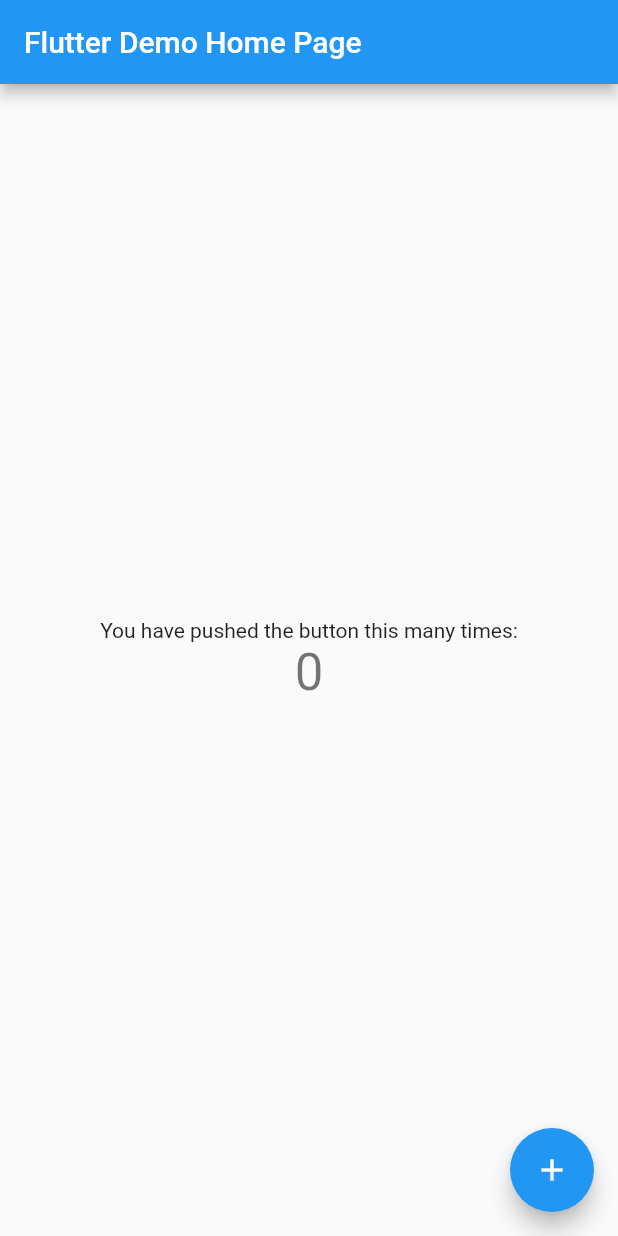
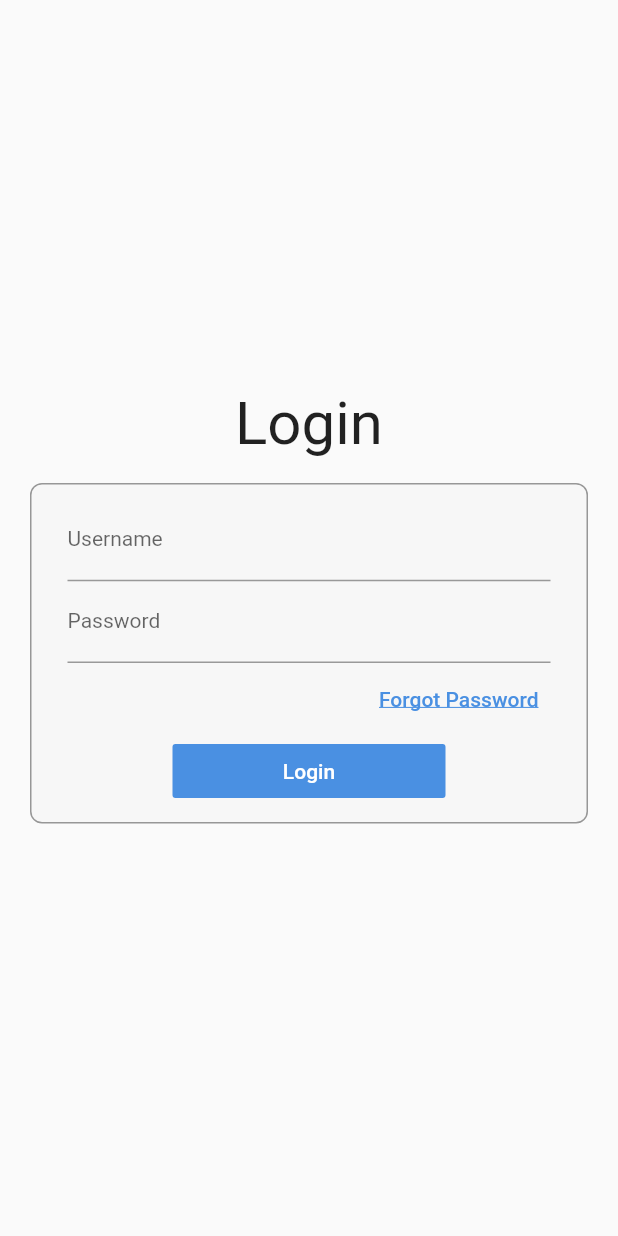
Before and after one commit to bobunmeng/mytravelplan, a Flutter app: the screen it shows after launch, on a phone screen of 412 x 824 dp. Run offline on Flutter 3.47's test engine with Material 2 defaults, Android fonts, the phone set to English and light mode, and no system bars; our stand-ins replace bloc, equatable, flutter_bloc.

Commit message:
sample project set up

```diff
--- a/lib/main.dart
+++ b/lib/main.dart
@@ -1,3 +1,5 @@
+import 'package:MyTravelPlan/src/routes/Routers.dart';
+import 'package:MyTravelPlan/src/routes/Routes.dart';
 import 'package:flutter/material.dart';
 
 void main() {
@@ -5,113 +7,14 @@ void main() {
 }
 
 class MyApp extends StatelessWidget {
-  // This widget is the root of your application.
   @override
   Widget build(BuildContext context) {
     return MaterialApp(
-      title: 'Flutter Demo',
       theme: ThemeData(
-        // This is the theme of your application.
-        //
-        // Try running your application with "flutter run". You'll see the
-        // application has a blue toolbar. Then, without quitting the app, try
-        // changing the primarySwatch below to Colors.green and then invoke
-        // "hot reload" (press "r" in the console where you ran "flutter run",
-        // or simply save your changes to "hot reload" in a Flutter IDE).
-        // Notice that the counter didn't reset back to zero; the application
-        // is not restarted.
-        primarySwatch: Colors.blue,
-        // This makes the visual density adapt to the platform that you run
-        // the app on. For desktop platforms, the controls will be smaller and
-        // closer together (more dense) than on mobile platforms.
-        visualDensity: VisualDensity.adaptivePlatformDensity,
+        primarySwatch: Colors.blue
       ),
-      home: MyHomePage(title: 'Flutter Demo Home Page'),
+      onGenerateRoute: Routers.generateRoute,
+      initialRoute: homeRoute,
     );
   }
 }
-
-class MyHomePage extends StatefulWidget {
-  MyHomePage({Key key, this.title}) : super(key: key);
-
-  // This widget is the home page of your application. It is stateful, meaning
-  // that it has a State object (defined below) that contains fields that affect
-  // how it looks.
-
-  // This class is the configuration for the state. It holds the values (in this
-  // case the title) provided by the parent (in this case the App widget) and
-  // used by the build method of the State. Fields in a Widget subclass are
-  // always marked "final".
-
-  final String title;
-
-  @override
-  _MyHomePageState createState() => _MyHomePageState();
-}
-
-class _MyHomePageState extends State<MyHomePage> {
-  int _counter = 0;
-
-  void _incrementCounter() {
-    setState(() {
-      // This call to setState tells the Flutter framework that something has
-      // changed in this State, which causes it to rerun the build method below
-      // so that the display can reflect the updated values. If we changed
-      // _counter without calling setState(), then the build method would not be
-      // called again, and so nothing would appear to happen.
-      _counter++;
-    });
-  }
-
-  @override
-  Widget build(BuildContext context) {
-    // This method is rerun every time setState is called, for instance as done
-    // by the _incrementCounter method above.
-    //
-    // The Flutter framework has been optimized to make rerunning build methods
-    // fast, so that you can just rebuild anything that needs updating rather
-    // than having to individually change instances of widgets.
-    return Scaffold(
-      appBar: AppBar(
-        // Here we take the value from the MyHomePage object that was created by
-        // the App.build method, and use it to set our appbar title.
-        title: Text(widget.title),
-      ),
-      body: Center(
-        // Center is a layout widget. It takes a single child and positions it
-        // in the middle of the parent.
-        child: Column(
-          // Column is also a layout widget. It takes a list of children and
-          // arranges them vertically. By default, it sizes itself to fit its
-          // children horizontally, and tries to be as tall as its parent.
-          //
-          // Invoke "debug painting" (press "p" in the console, choose the
-          // "Toggle Debug Paint" action from the Flutter Inspector in Android
-          // Studio, or the "Toggle Debug Paint" command in Visual Studio Code)
-          // to see the wireframe for each widget.
-          //
-          // Column has various properties to control how it sizes itself and
-          // how it positions its children. Here we use mainAxisAlignment to
-          // center the children vertically; the main axis here is the vertical
-          // axis because Columns are vertical (the cross axis would be
-          // horizontal).
-          mainAxisAlignment: MainAxisAlignment.center,
-          children: <Widget>[
-            Text(
-              'You have pushed the button this many times:',
-            ),
-            Text(
-              '$_counter',
-              style: Theme.of(context).textTheme.headline4,
-            ),
-          ],
-        ),
-      ),
-      floatingActionButton: FloatingActionButton(
-        onPressed: _incrementCounter,
-        tooltip: 'Increment',
-        child: Icon(Icons.add),
-      ), // This trailing comma makes auto-formatting nicer for build methods.
-    );
-  }
-}
--- /dev/null
+++ b/lib/src/bloc/auth/Auth.dart
@@ -0,0 +1,3 @@
+export 'AuthBloc.dart';
+export 'AuthEvent.dart';
+export 'AuthState.dart';
--- /dev/null
+++ b/lib/src/bloc/auth/AuthBloc.dart
@@ -0,0 +1,16 @@
+import 'package:bloc/bloc.dart';
+import 'AuthEvent.dart';
+import 'AuthState.dart';
+
+class AuthBloc extends Bloc<AuthEvent, AuthState> {
+
+  @override
+  AuthState get initialState => AuthInitState();
+
+  @override
+  Stream<AuthState> mapEventToState(AuthEvent event) async* {
+    if (event is AuthLoginEvent) {
+      yield AuthSuccessState();
+    }
+  }
+}
--- /dev/null
+++ b/lib/src/bloc/auth/AuthEvent.dart
@@ -0,0 +1,18 @@
+import 'package:equatable/equatable.dart';
+import 'package:meta/meta.dart';
+
+abstract class AuthEvent extends Equatable {
+
+  @override
+  List<Object> get props => [];
+}
+
+class AuthLoginEvent extends AuthEvent {
+  final String username;
+  final String password;
+
+  @override
+  List<Object> get props => [username, password];
+
+  AuthLoginEvent({@required this.username, @required this.password});
+}
--- /dev/null
+++ b/lib/src/bloc/auth/AuthState.dart
@@ -0,0 +1,28 @@
+import 'package:equatable/equatable.dart';
+
+class AuthState extends Equatable {
+
+  @override
+  List<Object> get props => [];
+}
+
+class AuthInitState extends AuthState {}
+
+class AuthLoginValidationState extends AuthState {
+  final String usernameError;
+  final String passwordError;
+
+  @override
+  List<Object> get props => [usernameError, passwordError];
+
+  AuthLoginValidationState({this.usernameError = '', this.passwordError: ''});
+}
+
+class AuthSuccessState extends AuthState {
+  final String message;
+
+  @override
+  List<Object> get props => [message];
+
+  AuthSuccessState({this.message =  ''});
+}
--- /dev/null
+++ b/lib/src/components/PTextField.dart
@@ -0,0 +1,44 @@
+import 'package:flutter/material.dart';
+import 'package:flutter/cupertino.dart';
+
+class PTextField extends StatelessWidget {
+  final String titleLabel;
+  final String placeholder;
+  final Function(String) onChanged;
+  final bool secureEntry;
+  final TextInputType keyboardType;
+  final FocusNode focusNode;
+  final TextEditingController controller;
+  final int maxLines;
+
+  PTextField(
+      {@required this.titleLabel,
+      this.placeholder,
+      this.onChanged,
+      this.secureEntry = false,
+      this.keyboardType = TextInputType.text,
+      this.focusNode,
+      this.controller,
+      this.maxLines})
+      : super();
+
+  @override
+  Widget build(BuildContext context) {
+    return Padding(
+      padding: const EdgeInsets.symmetric(
+        horizontal: 8.0,
+      ),
+      child: TextField(
+        obscureText: secureEntry,
+        decoration:
+            InputDecoration(labelText: titleLabel, hintText: placeholder),
+        onChanged: onChanged,
+        style: TextStyle(fontSize: 14.0),
+        keyboardType: keyboardType,
+        focusNode: focusNode,
+        controller: controller,
+        maxLines: maxLines ?? 1,
+      ),
+    );
+  }
+}
--- /dev/null
+++ b/lib/src/constants/ColorConstant.dart
@@ -0,0 +1,5 @@
+import 'package:flutter/material.dart';
+
+const Color colorDefaultButton = Color(0xFF4A90E2);
+const Color darkRedColor = Color(0xFF9A2323);
+const Color labelColor = Color.fromRGBO(66, 133, 244, 1.0);
--- /dev/null
+++ b/lib/src/constants/Strings.dart
@@ -0,0 +1,11 @@
+const String strLogin = 'Login';
+const String strEmailAddress = 'Email Address';
+const String strUsername = 'Username';
+const String strPassword = 'Password';
+const String strForgotPassword = 'Forgot Password';
+const String strInputUsername = 'Please input username';
+const String strInputPassword = 'Please input password';
+
+const String strOk = 'OK';
+const String strCancel = 'Cancel';
+const String strChoices = 'Choices';
--- /dev/null
+++ b/lib/src/routes/Routers.dart
@@ -0,0 +1,20 @@
+import 'package:MyTravelPlan/src/routes/Routes.dart';
+import 'package:flutter/material.dart';
+import 'package:MyTravelPlan/src/screens/start/LoginScreen.dart';
+
+class Routers {
+  static Route<dynamic> generateRoute(RouteSettings settings) {
+    switch (settings.name) {
+      case homeRoute:
+        return MaterialPageRoute(builder: (_) => LoginScreen());
+      default:
+        return MaterialPageRoute(
+          builder: (_) => Scaffold(
+            body: Center(
+              child: Text('No route defined for ${settings.name}'),
+            ),
+          )
+        );
+    }
+  }
+}
--- /dev/null
+++ b/lib/src/routes/Routes.dart
@@ -0,0 +1,3 @@
+const String homeRoute = '/';
+
+const String loginRoute = '/login';
--- /dev/null
+++ b/lib/src/screens/start/LoginScreen.dart
@@ -0,0 +1,122 @@
+import 'package:MyTravelPlan/src/bloc/auth/Auth.dart';
+import 'package:MyTravelPlan/src/components/CustomDialog.dart';
+import 'package:MyTravelPlan/src/components/PTextField.dart';
+import 'package:MyTravelPlan/src/components/ProgressDialog.dart';
+import 'package:MyTravelPlan/src/constants/ColorConstant.dart';
+import 'package:MyTravelPlan/src/constants/Strings.dart';
+import 'package:flutter/material.dart';
+import 'package:flutter_bloc/flutter_bloc.dart';
+
+class LoginScreen extends StatefulWidget {
+  @override
+  _LoginScreenState createState() => _LoginScreenState();
+}
+
+class _LoginScreenState extends State<LoginScreen> {
+  final TextEditingController _usernameTextController = TextEditingController();
+  final TextEditingController _passwordTextController = TextEditingController();
+  final AuthBloc _authBloc = AuthBloc();
+
+  @override
+  void initState() {
+    super.initState();
+
+    _authBloc.listen((currentState) {
+      if (currentState is AuthSuccessState) {
+        throw UnimplementedError();
+      }
+    });
+  }
+
+  @override
+  Widget build(BuildContext context) {
+    return BlocBuilder(
+      bloc: _authBloc,
+      builder: (context, state) {
+        return Scaffold(
+          body: Center(
+            child: ListView(
+              shrinkWrap: true,
+              children: <Widget>[
+                Text(
+                  strLogin,
+                  textAlign: TextAlign.center,
+                  style: TextStyle(fontSize: 40, fontWeight: FontWeight.w400),
+                ),
+                _inputContainer()
+              ],
+            ),
+          ),
+        );
+      },
+    );
+  }
+
+  Widget _inputContainer() {
+    return Container(
+      margin: const EdgeInsets.symmetric(horizontal: 20.0, vertical: 16.0),
+      padding: const EdgeInsets.symmetric(horizontal: 16.0, vertical: 10.0),
+      decoration: BoxDecoration(
+          color: const Color(0x14D8D8D8),
+          borderRadius: BorderRadius.circular(8.0),
+          border: Border.all(color: const Color(0xFF979797))),
+      child: Column(
+        children: <Widget>[
+          PTextField(
+            titleLabel: strUsername,
+            placeholder: strInputUsername,
+            keyboardType: TextInputType.emailAddress,
+            controller: this._usernameTextController,
+          ),
+          PTextField(
+            titleLabel: strPassword,
+            placeholder: strInputPassword,
+            secureEntry: true,
+            controller: this._passwordTextController,
+          ),
+          FlatButton(
+            child: Container(
+              width: double.infinity,
+              child: Text(
+                strForgotPassword,
+                textAlign: TextAlign.end,
+                style: TextStyle(decoration: TextDecoration.underline),
+              ),
+            ),
+            textColor: colorDefaultButton,
+            onPressed: () {
+              CustomDialog.showMessage(context: context, content: 'Opening Forgot Password ...');
+            },
+          ),
+          FlatButton(
+            child: Container(
+              width: 150,
+              child: Text(
+                strLogin,
+                textAlign: TextAlign.center,
+              ),
+              decoration:
+                  BoxDecoration(borderRadius: BorderRadius.circular(4.0)),
+            ),
+            textColor: Colors.white,
+            color: colorDefaultButton,
+            onPressed: () {
+              ProgressDialog.hideLoading(context);
+              // this._authBloc.dispatch(AuthLoginEvent(
+              //     username: this._usernameTextController.text,
+              //     password: this._passwordTextController.text));
+            },
+          ),
+        ],
+      ),
+    );
+  }
+
+  @override
+  void dispose() {
+    this._usernameTextController.dispose();
+    this._passwordTextController.dispose();
+    super.dispose();
+  }
+
+}
--- a/pubspec.yaml
+++ b/pubspec.yaml
@@ -23,6 +23,11 @@ environment:
 dependencies:
   flutter:
     sdk: flutter
+
+  bloc: ^4.0.0
+  flutter_bloc: ^4.0.0
+  equatable: ^1.1.1
+  intl: ^0.16.1
 
 
   # The following adds the Cupertino Icons font to your application.
```
Also changed, not shown: lib/src/components/CustomDialog.dart (added, +215 -0 lines), lib/src/components/ProgressDialog.dart (added, +35 -0 lines), pubspec.lock.
